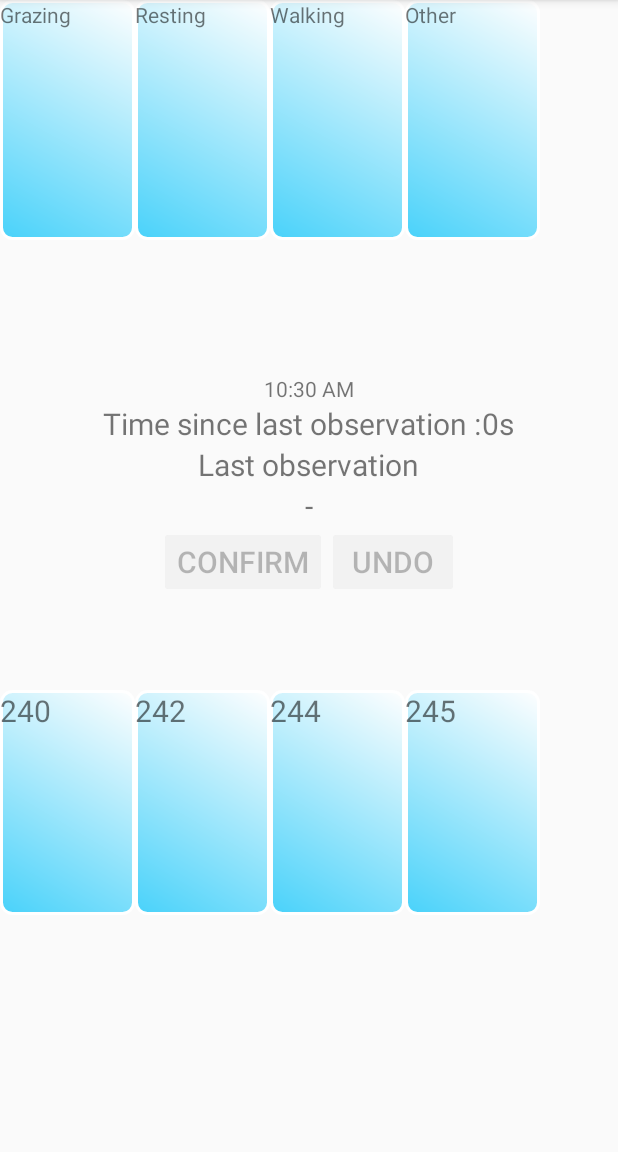
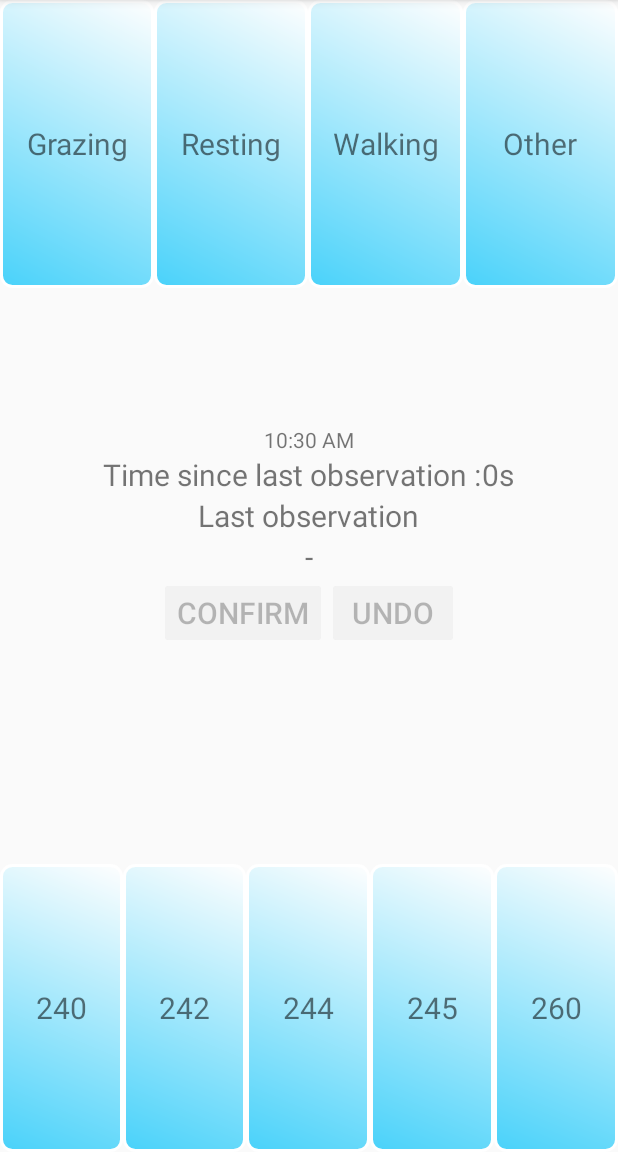
Before and after one commit to sickel/observationlogger, an Android app: the screen it shows after launch (MainActivity), on a phone screen of 412 x 824 dp, the part 84-1236 px from its top. Run offline under Robolectric (Android 15) with nearby library versions, the light colour scheme and no system bars.

Commit message:
cleaned up to use weights for sizes and a for loop to set handlers.

```diff
--- a/app/src/main/java/com/mortensickel/obslogger/MainActivity.java
+++ b/app/src/main/java/com/mortensickel/obslogger/MainActivity.java
@@ -35,18 +35,16 @@ public class MainActivity extends Activity {
 		Thread showtimeThread = null;
 		showtimeThread = new Thread(myTimerThread);
 		showtimeThread.start();
-		findViewById(R.id.txtviews1).setOnTouchListener(new MyTouchListener());
-		findViewById(R.id.txtviews2).setOnTouchListener(new MyTouchListener());
-		findViewById(R.id.txtviews3).setOnTouchListener(new MyTouchListener());
-		findViewById(R.id.txtviews4).setOnTouchListener(new MyTouchListener());
-		findViewById(R.id.topleft).setOnDragListener(new MyDragListener());
-		findViewById(R.id.topright).setOnDragListener(new MyDragListener());
-		findViewById(R.id.bottomleft).setOnDragListener(new MyDragListener());
-		findViewById(R.id.bottomright).setOnDragListener(new MyDragListener());
-		findViewById(R.id.target1).setOnDragListener(new MyDropListener());
-		findViewById(R.id.target2).setOnDragListener(new MyDropListener());
-		findViewById(R.id.target3).setOnDragListener(new MyDropListener());
-		findViewById(R.id.target4).setOnDragListener(new MyDropListener());
+	    ViewGroup ll =(ViewGroup)findViewById(R.id.dragzones);
+		int i;
+		for(i=0;i<ll.getChildCount();i++){
+			ll.getChildAt(i).setOnDragListener(new MyDragListener());
+			((LinearLayout)ll.getChildAt(i)).getChildAt(0).setOnTouchListener(new MyTouchListener());
+		}
+		ll =(ViewGroup)findViewById(R.id.dropzones);
+		for(i=0;i<ll.getChildCount();i++){
+			ll.getChildAt(i).setOnDragListener(new MyDropListener());
+		}
 		Button bt=(Button)findViewById(R.id.btnConfirm);
 		bt.setEnabled(false);
 		bt=(Button)findViewById(R.id.btnUndo);
--- a/app/src/main/res/layout/main.xml
+++ b/app/src/main/res/layout/main.xml
@@ -3,73 +3,84 @@
 	android:layout_width="fill_parent"
     android:layout_height="fill_parent"
 	android:orientation="vertical"
-	android:id="@+id/dropzones"
+
 >
 	<LinearLayout
 		android:layout_width="match_parent"
-		android:layout_height="250dp"
+		android:layout_height="0dp"
+		android:layout_weight="1"
 		android:orientation="horizontal"
+		android:id="@+id/dropzones"
 	>
 
 		<LinearLayout
 			android:id="@+id/target1"
-			android:layout_width="90dp"
-			android:layout_height="160dp"
+			android:layout_width="0dp"
+			android:layout_weight="1"
+			android:layout_height="fill_parent"
 			android:background="@drawable/shape" >
 
 			<TextView
+				android:textSize="20sp"
 				android:id="@+id/txtviewt1"
 				android:layout_width="fill_parent"
-				android:layout_gravity="center"
+				android:gravity="center"
 				android:layout_height="fill_parent"
 				android:text="@string/graze" />
 		</LinearLayout>
 
 		<LinearLayout
 			android:id="@+id/target2"
-			android:layout_width="90dp"
-			android:layout_height="160dp"
+			android:layout_width="0dp"
+			android:layout_weight="1"
+			android:layout_height="fill_parent"
 			android:background="@drawable/shape" >
 
 			<TextView
+				android:textSize="20sp"
 				android:id="@+id/txtview2"
 				android:layout_width="fill_parent"
-				android:layout_gravity="center"
+				android:gravity="center"
 				android:layout_height="fill_parent"
 				android:text="@string/rest" />
 		</LinearLayout>
 
 		<LinearLayout
 			android:id="@+id/target3"
-			android:layout_width="90dp"
-			android:layout_height="160dp"
+			android:layout_width="0dp"
+			android:layout_weight="1"
+			android:layout_height="fill_parent"
 			android:background="@drawable/shape" >
 
 			<TextView
+				android:textSize="20sp"
 				android:id="@+id/txtview3"
 				android:layout_width="fill_parent"
-				android:layout_gravity="center"
+				android:gravity="center"
 				android:layout_height="fill_parent"
 				android:text="@string/walk" />
 		</LinearLayout>
 
 		<LinearLayout
 			android:id="@+id/target4"
-			android:layout_width="90dp"
-			android:layout_height="160dp"
+			android:layout_width="0dp"
+			android:layout_weight="1"
+			android:layout_height="fill_parent"
 			android:background="@drawable/shape" >
 
 
 			<TextView
+				android:textSize="20sp"
 				android:id="@+id/txtview4"
 				android:layout_width="fill_parent"
-				android:layout_gravity="center"
+				android:gravity="center"
 				android:layout_height="fill_parent"
 				android:text="@string/other" />
 		</LinearLayout></LinearLayout>
 		<LinearLayout
 			android:layout_width="match_parent"
-			android:layout_height="200dp"
+			android:layout_height="0dp"
+			android:layout_weight="2"
 			android:orientation="vertical"
 			android:gravity="center"
 		>
@@ -128,35 +139,38 @@
 		</LinearLayout>
 <LinearLayout
 	android:layout_width="match_parent"
-    android:layout_height="160dp"
-   android:orientation="horizontal"
+    android:layout_height="0dp"
+	android:layout_weight="1"
+   	android:orientation="horizontal"
 	android:gravity="bottom"
 	android:id="@+id/dragzones">
 
     <LinearLayout
         android:id="@+id/topleft"
-		android:layout_width="90dp"
-        android:layout_height="150dp"
+		android:layout_width="0dp"
+		android:layout_weight="1"
+        android:layout_height="fill_parent"
        android:background="@drawable/shape" >
 
         <TextView
             android:id="@+id/txtviews1"
             android:layout_width="fill_parent"
-			android:layout_gravity="center"
+			android:gravity="center"
 			android:layout_height="fill_parent"
 			android:textSize="20sp"
 			android:text="240" />
   </LinearLayout>
     <LinearLayout
         android:id="@+id/topright"
-		android:layout_width="90dp"
-        android:layout_height="150dp"
+		android:layout_width="0dp"
+		android:layout_weight="1"
+        android:layout_height="fill_parent"
         android:background="@drawable/shape" >
 
         <TextView
             android:id="@+id/txtviews2"
             android:layout_width="fill_parent"
-			android:layout_gravity="center"
+			android:gravity="center"
 			android:textSize="20sp"
 			android:layout_height="fill_parent"
             android:text="242" />
@@ -164,14 +178,15 @@
 
     <LinearLayout
         android:id="@+id/bottomleft"
-        android:layout_width="90dp"
-        android:layout_height="150dp"
+        android:layout_width="0dp"
+		android:layout_weight="1"
+        android:layout_height="fill_parent"
         android:background="@drawable/shape" >
 
         <TextView
             android:id="@+id/txtviews3"
             android:layout_width="fill_parent"
-			android:layout_gravity="center"
+			android:gravity="center"
 			android:layout_height="fill_parent"
 			android:textSize="20sp"
 			android:text="244" />
@@ -179,18 +194,36 @@
 
     <LinearLayout
         android:id="@+id/bottomright"
-        android:layout_width="90dp"
-        android:layout_height="150dp"
+        android:layout_width="0dp"
+		android:layout_weight="1"
+        android:layout_height="fill_parent"
         android:background="@drawable/shape" >
 
 
         <TextView
             android:id="@+id/txtviews4"
             android:layout_width="fill_parent"
-			android:layout_gravity="center"
+			android:gravity="center"
 			android:layout_height="fill_parent"
 			android:textSize="20sp"
 			android:text="245" />
 	</LinearLayout>
+
+    <LinearLayout
+        android:id="@+id/bottomright2"
+        android:layout_width="0dp"
+		android:layout_weight="1"
+        android:layout_height="fill_parent"
+        android:background="@drawable/shape" >
+
+
+        <TextView
+            android:id="@+id/txtviews5"
+            android:layout_width="fill_parent"
+			android:gravity="center"
+			android:layout_height="fill_parent"
+			android:textSize="20sp"
+			android:text="260" />
+	</LinearLayout>
 </LinearLayout>
 </LinearLayout>
```
